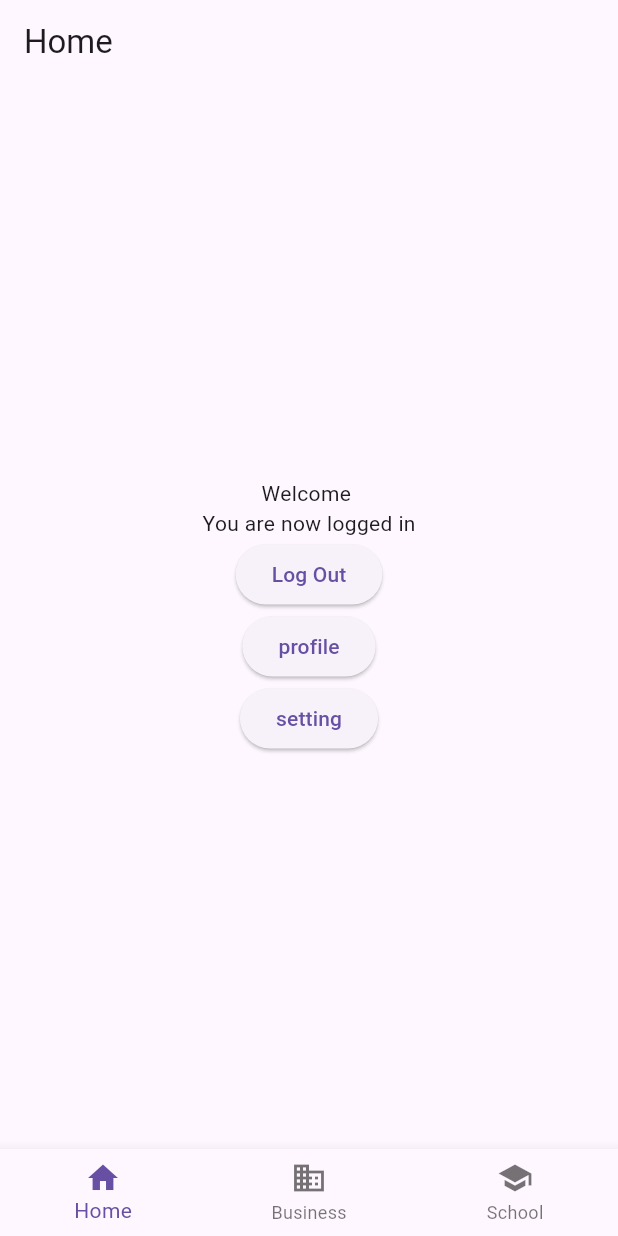
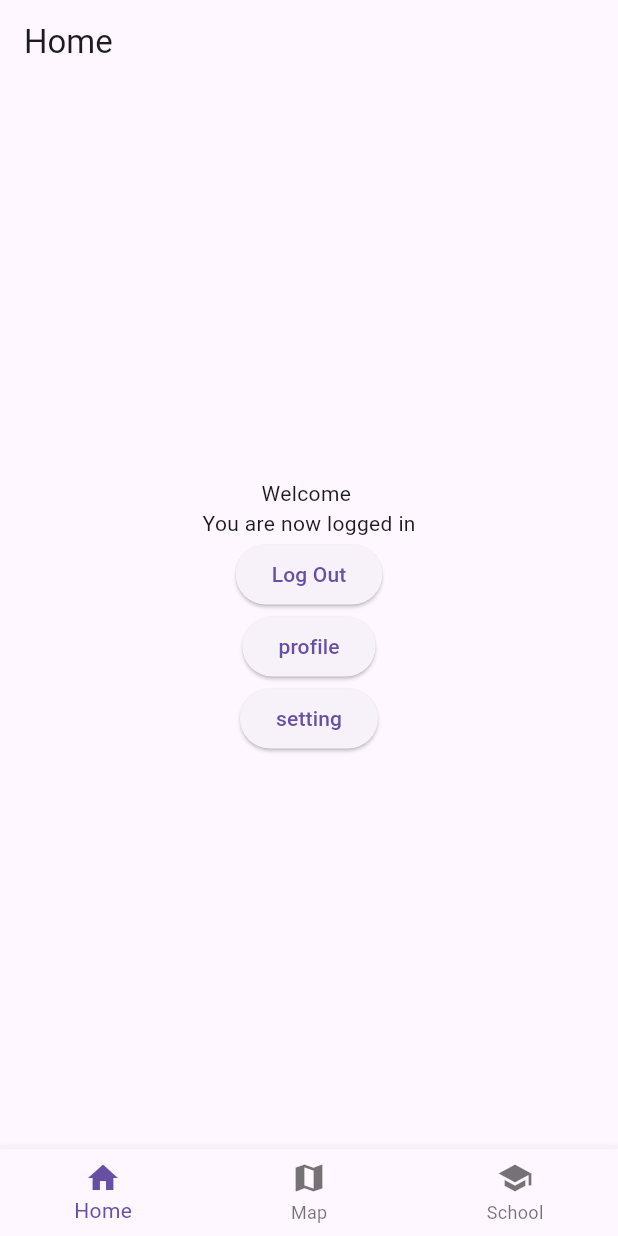
Before and after one commit to kansai1hakaton/mobile, a Flutter app: the screen it shows once a user with an empty profile is signed in, on a phone screen of 412 x 824 dp. Run offline on Flutter 3.47's test engine with Material 3 defaults, Android fonts, the phone set to English and light mode, and no system bars; our stand-ins replace cloud_firestore, firebase_auth, firebase_core, flutter_hooks, flutter_riverpod, google_maps_flutter; accounts and stored records are empty.

Commit message:
feat:fix navbar

```diff
--- a/lib/components/bottom_nav.dart
+++ b/lib/components/bottom_nav.dart
@@ -9,7 +9,7 @@ class BottomNav extends StatelessWidget {
         if (Index == 0) {
           Navigator.pushNamed(context, '/');
         } else if (Index == 1) {
-          Navigator.pushNamed(context, '/test');
+          Navigator.pushNamed(context, '/map');
         } else if (Index == 2) {
           Navigator.pushNamed(context, '/school');
         }
@@ -20,8 +20,8 @@ class BottomNav extends StatelessWidget {
           label: 'Home',
         ),
         BottomNavigationBarItem(
-          icon: Icon(Icons.business),
-          label: 'Business',
+          icon: Icon(Icons.map),
+          label: 'Map',
         ),
         BottomNavigationBarItem(
           icon: Icon(Icons.school),
--- a/lib/main.dart
+++ b/lib/main.dart
@@ -43,7 +43,7 @@ class MyApp extends StatelessWidget {
           '/signUp': (context) => SignUpScreen(),
           '/logIn': (context) => LogInScreen(),
           '/profile': (context) => ProfileScreen(),
-          '/test': (context) => MapScreen(),
+          '/map': (context) => MapScreen(),
           '/setting': (context) => Setting(),
         });
   }
```
